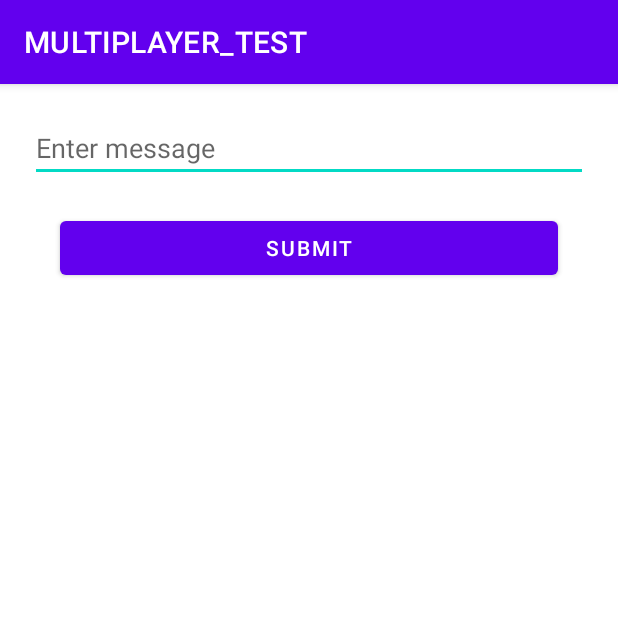
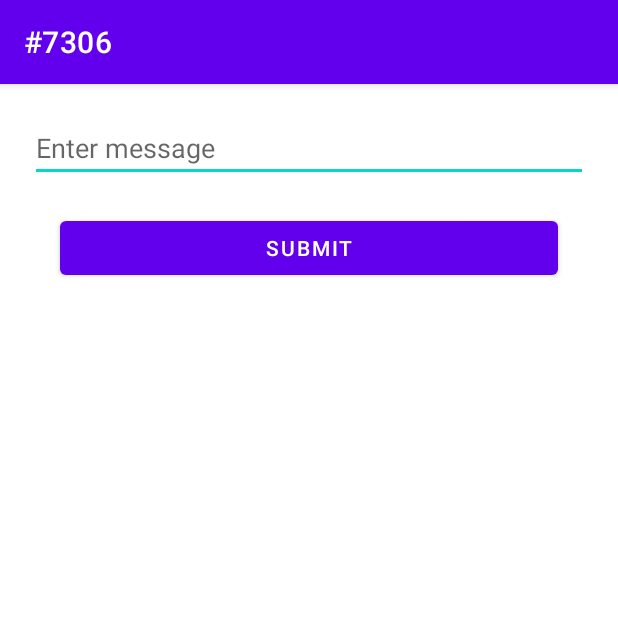
Before and after one commit to JuniorTheF/MULTIPLAYER_TEST, an Android app: the MainActivity screen opened directly, with no data from a screen before it, on a phone screen of 412 x 824 dp, the top half of it. Run offline under Robolectric (Android 15) with nearby library versions, the phone set to English and light mode, and no system bars; our stand-ins replace Firebase (no records; nobody signed in at launch, a user with empty details on screens opened directly).

Commit message:
LOGIN LOGIC PART 2

```diff
--- a/app/src/main/java/com/twit/multiplayer_test/MainActivity.java
+++ b/app/src/main/java/com/twit/multiplayer_test/MainActivity.java
@@ -46,6 +46,11 @@ public class MainActivity extends AppCompatActivity {
     protected void onCreate(Bundle savedInstanceState) {
         super.onCreate(savedInstanceState);
         setContentView(R.layout.activity_main);
+        Context ctx = getApplicationContext();
+        SharedPreferences sp = ctx.getSharedPreferences("auth_data", MODE_PRIVATE);
+        String userId = sp.getString("userId", null);
+        String userLogin = sp.getString("userLogin", null);
+        setTitle(userLogin + "#" + userId);
         mDatabase = FirebaseDatabase.getInstance("https://xdlolwtf-default-rtdb.firebaseio.com/").getReference();
         rv = findViewById(R.id.rv_messages);
         ma = new MessagesAdapter(messages);
```
Also changed, not shown: app/src/main/java/com/twit/multiplayer_test/LoginPage.java (+27 -3 lines).
